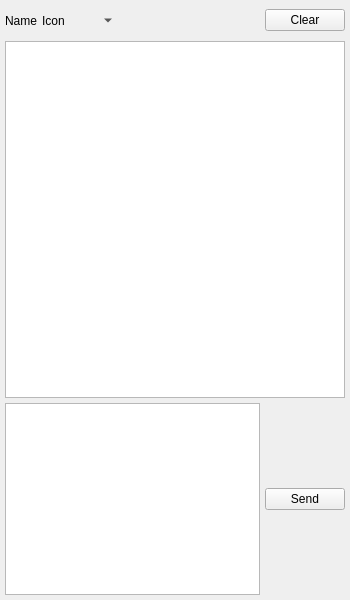
First picture: the form in branches/trunk/GoldBug-UI/chatwindow.ui, repository textbrowser/spot-on, before the edit.
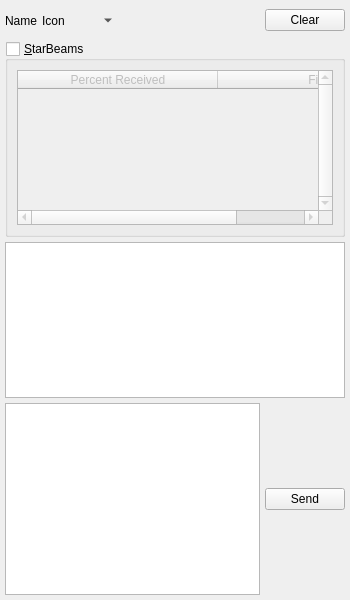
Second picture: the form after the edit. Icons and pictures are not drawn. Custom widgets are drawn as their Qt base class.

Commit message: New tables in chat windows.

The edit to the form file:
```diff
--- a/branches/trunk/GoldBug-UI/chatwindow.ui
+++ b/branches/trunk/GoldBug-UI/chatwindow.ui
@@ -86,6 +86,56 @@
       </item>
      </layout>
     </item>
+    <item>
+     <widget class="QGroupBox" name="box">
+      <property name="title">
+       <string>&amp;StarBeams</string>
+      </property>
+      <property name="checkable">
+       <bool>true</bool>
+      </property>
+      <property name="checked">
+       <bool>false</bool>
+      </property>
+      <layout class="QVBoxLayout" name="verticalLayout_2">
+       <item>
+        <widget class="QTableWidget" name="table">
+         <property name="verticalScrollBarPolicy">
+          <enum>Qt::ScrollBarAlwaysOn</enum>
+         </property>
+         <property name="selectionMode">
+          <enum>QAbstractItemView::SingleSelection</enum>
+         </property>
+         <property name="selectionBehavior">
+          <enum>QAbstractItemView::SelectRows</enum>
+         </property>
+         <property name="horizontalScrollMode">
+          <enum>QAbstractItemView::ScrollPerPixel</enum>
+         </property>
+         <property name="sortingEnabled">
+          <bool>true</bool>
+         </property>
+         <attribute name="horizontalHeaderDefaultSectionSize">
+          <number>200</number>
+         </attribute>
+         <attribute name="horizontalHeaderStretchLastSection">
+          <bool>true</bool>
+         </attribute>
+         <column>
+          <property name="text">
+           <string>Percent Received</string>
+          </property>
+         </column>
+         <column>
+          <property name="text">
+           <string>File</string>
+          </property>
+         </column>
+        </widget>
+       </item>
+      </layout>
+     </widget>
+    </item>
     <item>
      <widget class="QTextBrowser" name="messages">
       <property name="tabChangesFocus">
```
Left out of the diff: 2 changed lines with no effect on the pictures. The commit also changes 4 other files.
